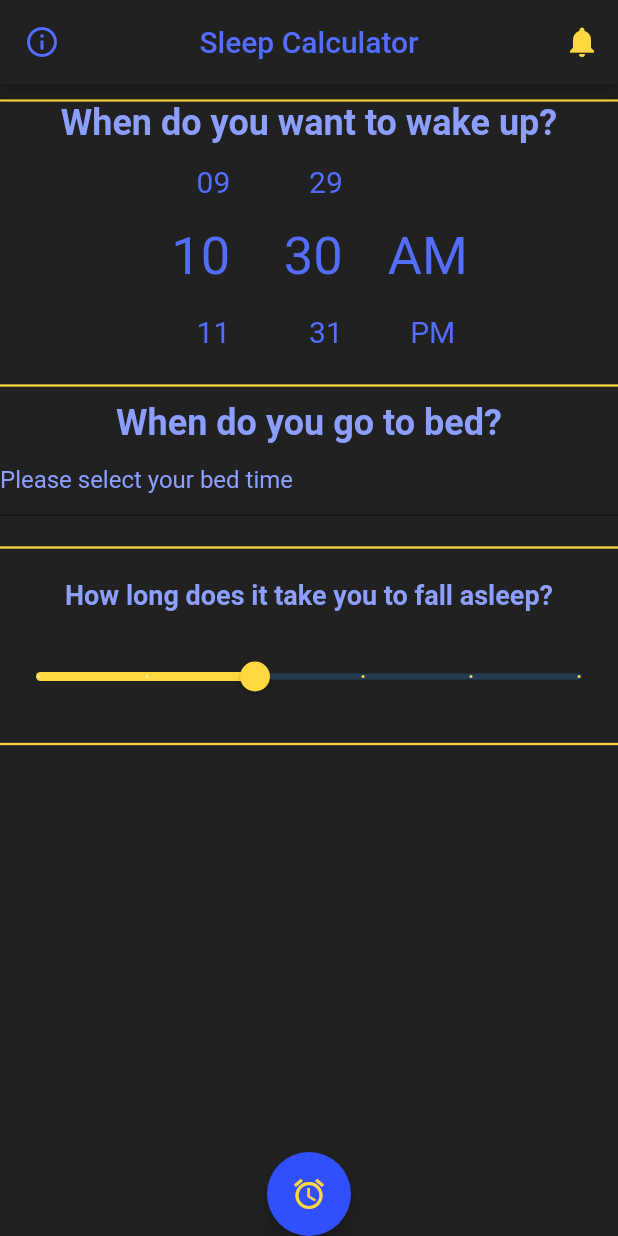
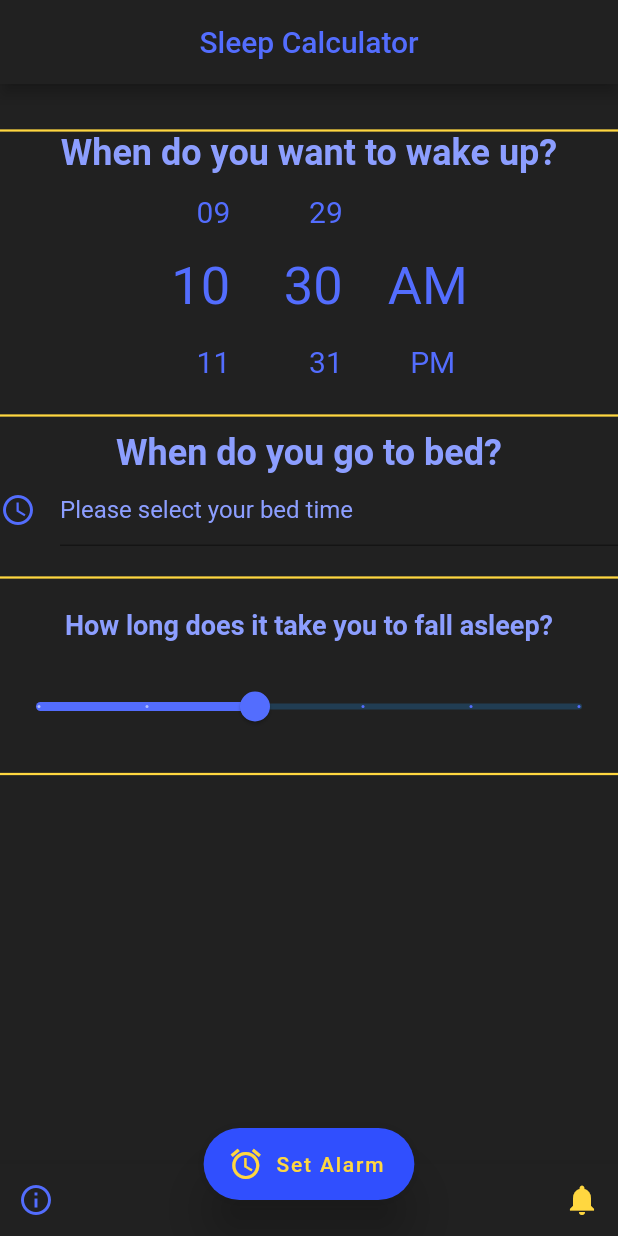
Before and after one commit to Enes50453/sleep_calculator, a Flutter app: the screen it shows after launch, after a tap on the "notifications" icon, on a phone screen of 412 x 824 dp. Run offline on Flutter 3.47's test engine with Material 2 defaults, Android fonts, the phone set to English and light mode, and no system bars; drawn by our look-alikes of flutter_time_picker_spinner; missing offline and left inert: flutter_alarm_clock.

Commit message:
24.01.23

```diff
--- a/lib/screens/sleep_calculator.dart
+++ b/lib/screens/sleep_calculator.dart
@@ -32,32 +32,14 @@ class _ScreenAlarm extends State {
       appBar: AppBar(
         shadowColor: Colors.grey[900],
         backgroundColor: Colors.grey[900],
-        leading: IconButton(
-          icon: Icon(
-            Icons.info_outline,
-            color: Colors.indigoAccent,
-          ),
-          onPressed: () => Navigator.pushNamed(context, "/info"),
-        ),
         title: const Text('Sleep Calculator',
             style: TextStyle(color: Colors.indigoAccent)),
         centerTitle: true,
-        actions: [
-          IconButton(
-            icon: Icon(
-              Icons.notifications,
-              color: Colors.amberAccent[200],
-            ),
-            onPressed: () {
-              FlutterAlarmClock.showAlarms();
-            },
-          )
-        ],
       ),
       body: SingleChildScrollView(
         child: Column(
           children: [
-            SizedBox(height: 10),
+            SizedBox(height: 30),
             Divider(
               height: 2.0,
               color: Colors.amberAccent[200],
@@ -104,8 +86,16 @@ class _ScreenAlarm extends State {
               readOnly: true,
               controller: timeController,
               decoration: InputDecoration(
-                  hintText: 'Please select your bed time',
-                  hintStyle: TextStyle(color: Colors.indigoAccent[100])),
+                alignLabelWithHint: true,
+                icon: Icon(
+                  Icons.access_time,
+                  color: Colors.indigoAccent,
+                ),
+                hintText: 'Please select your bed time',
+                hintStyle: TextStyle(
+                  color: Colors.indigoAccent[100],
+                ),
+              ),
               onTap: () async {
                 var time = await showTimePicker(
                     initialTime: TimeOfDay.now(),
@@ -167,7 +157,7 @@ class _ScreenAlarm extends State {
             Container(
               margin: EdgeInsets.symmetric(vertical: 20),
               child: Slider(
-                activeColor: Colors.amberAccent[200],
+                activeColor: Colors.indigoAccent,
                 value: _currentSliderValue,
                 max: 50,
                 divisions: 5,
@@ -227,18 +217,48 @@ class _ScreenAlarm extends State {
           ],
         ),
       ),
+      bottomNavigationBar: BottomAppBar(
+        color: Colors.grey[900],
+        child: new Row(
+          mainAxisSize: MainAxisSize.max,
+          mainAxisAlignment: MainAxisAlignment.spaceBetween,
+          children: <Widget>[
+            IconButton(
+              icon: Icon(
+                Icons.info_outline,
+                color: Colors.indigoAccent,
+              ),
+              onPressed: () => Navigator.pushNamed(context, "/info"),
+            ),
+            IconButton(
+              icon: Icon(
+                Icons.notifications,
+                color: Colors.amberAccent[200],
+              ),
+              onPressed: () {
+                FlutterAlarmClock.showAlarms();
+              },
+            ),
+          ],
+        ),
+      ),
       floatingActionButtonLocation: FloatingActionButtonLocation.centerDocked,
-      floatingActionButton: FloatingActionButton(
+      floatingActionButton: FloatingActionButton.extended(
+        highlightElevation: 50,
+        elevation: 15,
+        splashColor: Colors.amberAccent[200],
+        hoverColor: Colors.amberAccent[200],
         backgroundColor: Colors.indigoAccent[700],
         foregroundColor: Colors.amberAccent[200],
         focusColor: Colors.amberAccent[200],
         onPressed: () {
           setAlarm();
         },
-        child: const Icon(
+        icon: Icon(
           Icons.alarm,
           color: Colors.amberAccent,
         ),
+        label: Text("Set Alarm"),
       ),
     );
   }
```
